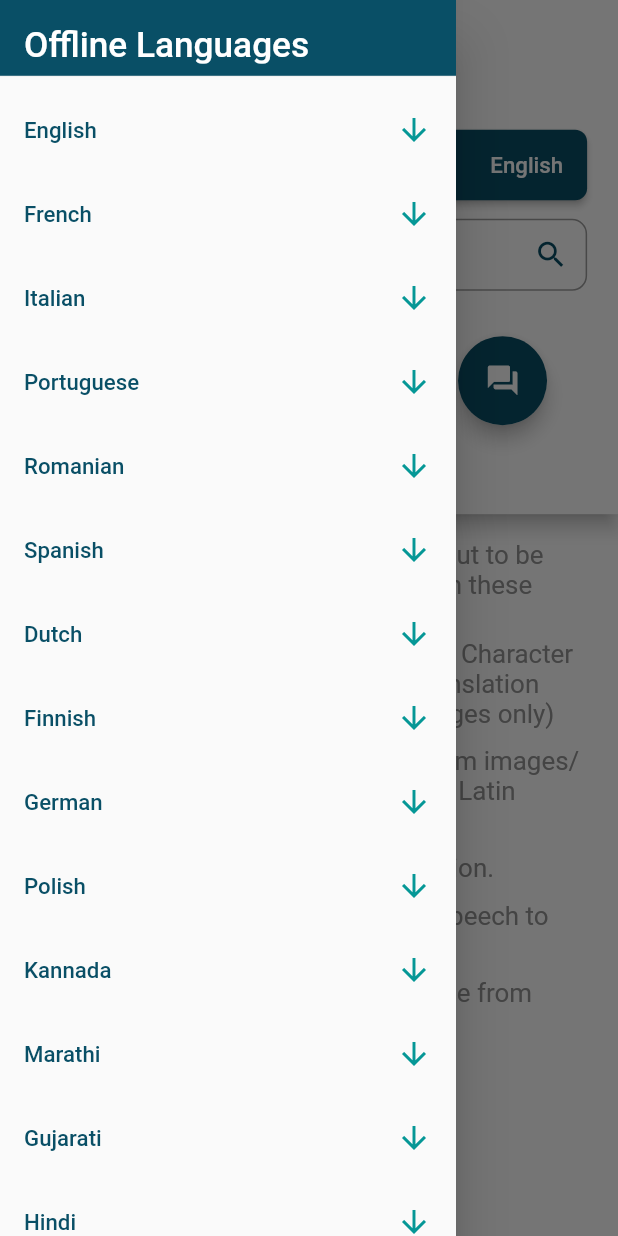
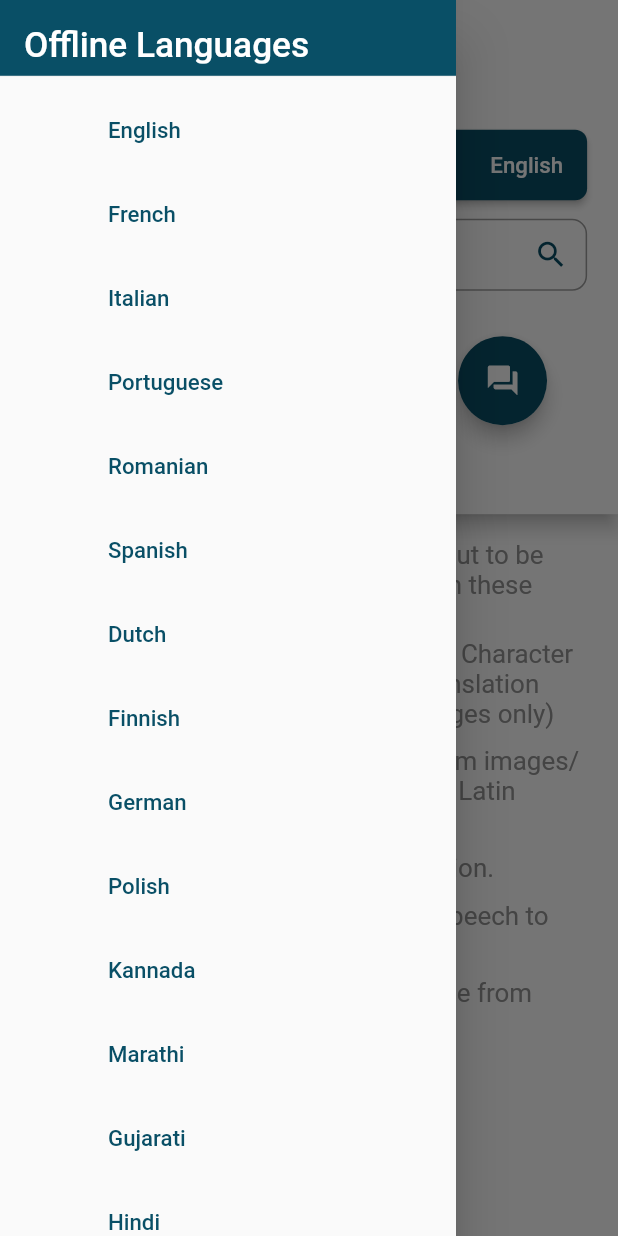
Before and after one commit to pri-avhad/Linguist, a Flutter app: the screen it shows after launch, with the side drawer open, on a phone screen of 412 x 824 dp. Run offline on Flutter 3.47's test engine with Material 2 defaults, Android fonts, the phone set to English and light mode, and no system bars; our stand-ins replace camera, flutter_tts, image_cropper, image_picker, speech_to_text; missing offline and left inert: firebase_ml_vision, firebase_mlkit_language; accounts and stored records are empty.

Commit message:
offline language drawer

```diff
--- a/lib/constants.dart
+++ b/lib/constants.dart
@@ -1,6 +1,5 @@
 import 'package:flutter/cupertino.dart';
 import 'package:flutter/material.dart';
-
 
 const Color appBar = Color(0xFFFFFFFF);
 const Color BgColor = Color(0xFFFFFFFF);
@@ -12,7 +11,6 @@ const Color instructions = Color(0xFF959595);
 const double volume = 1.0;
 const double pitch = 1.0;
 const double rate = 0.8;
-
 
 // name,ocr code,translate code,
 List<List<String>> languageData = [
@@ -34,3 +32,23 @@ List<List<String>> languageData = [
   ['Urdu', 'ur', '0'],
   ['Arabic', 'ar', '0'],
 ];
+
+List<List> offlineLangSet = [
+  ['English', 'en', 'en-US'],
+  ['French', 'fr', 'fr-FR'],
+  ['Italian', 'it', 'it-IT'],
+  ['Portuguese', 'pt', 'pt-PT'], //ToDo check portuguese code
+  ['Romanian', 'ro', 'ro-RO'],
+  ['Spanish', 'es', 'es-ES'],
+  ['Dutch', 'nl', 'nl-NL'],
+  ['Finnish', 'fi', 'fi-FI'],
+  ['German', 'de', 'de-DE'],
+  ['Polish', 'pl', 'pl-PL'],
+  ['Kannada', 'kn', 'kn-IN'],
+  ['Marathi', 'mr', 'mr-IN'],
+  ['Gujarati', 'gu', 'gu-IN'],
+  ['Hindi', 'hi', 'hi-IN'],
+  ['Tamil', 'tm', 'ta-IN'], //ToDo check tamil code
+  ['Urdu', 'ur', 'ur-PK'], //ToDo check urdu code
+  ['Arabic', 'ar', 'ar-SA'],
+];
--- a/lib/screens/main_screen.dart
+++ b/lib/screens/main_screen.dart
@@ -98,97 +98,14 @@ class _MainScreenState extends State<MainScreen> {
         },
         child: Scaffold(
           drawer: new Drawer(
-            child: ListView(
-              children: <Widget>[
-                Container(
-                  height: height*0.071,
-                  child: DrawerHeader(
-
-                    child: Text(
-                        'Offline Languages',
-                    style: TextStyle(
-                        fontSize: height * 0.0285,
-                      color: appBar,
-                    )),
-                    decoration: BoxDecoration(color: blue1),
-
-                  ),
-                ),
-                tile(
-                  language: 'English',
-                  languageCode: 'en',
-                ),
-                tile(
-                  language: 'French',
-                  languageCode: 'fr',
-                ),
-                tile(
-                  language: 'Italian',
-                  languageCode: 'it',
-                ),
-                tile(
-                  language: 'Portuguese',
-                  languageCode: 'pt',
-                ),
-                tile(
-                  language: 'Romanian',
-                  languageCode: 'ro',
-                ),
-                tile(
-                  language: 'Spanish',
-                  languageCode: 'es',
-                ),
-                tile(
-                  language: 'Dutch',
-                  languageCode: 'nl',
-                ),
-                tile(
-                  language: 'Finnish',
-                  languageCode: 'fi',
-                ),
-                tile(
-                  language: 'German',
-                  languageCode: 'de',
-                ),
-                tile(
-                  language: 'Polish',
-                  languageCode: 'pl',
-                ),
-                tile(
-                  language: 'Kannada',
-                  languageCode: 'kn',
-                ),
-                tile(
-                  language: 'Marathi',
-                  languageCode: 'mr',
-                ),
-                tile(
-                  language: 'Gujarati',
-                  languageCode: 'gu',
-                ),
-                tile(
-                  language: 'Hindi',
-                  languageCode: 'hi',
-                ),
-                tile(
-                  language: 'Tamil',
-                  languageCode: 'ta',
-                ),
-                tile(
-                  language: 'Urdu',
-                  languageCode: 'ur',
-                ),
-                tile(
-                  language: 'Arabic',
-                  languageCode: 'ar',
-                ),
-              ],
-            ),
+            child: ListView.builder(
+                itemCount: offlineLangSet.length + 1,
+                itemBuilder: (BuildContext context, int index) =>
+                    offlineLanguageTiles(index)),
           ),
           resizeToAvoidBottomInset: false,
           backgroundColor: Colors.white,
           body: SafeArea(
-
               child: Consumer<CurrentLanguages>(builder: (context, current, _) {
             return ListView(
               scrollDirection: Axis.vertical,
@@ -451,88 +368,6 @@ class _MainScreenState extends State<MainScreen> {
           })),
         ));
   }
-//  Widget rdrawer(){
-//    return Drawer(
-//      child: ListView(
-//        children: <Widget>[
-//          DrawerHeader(
-//
-//            child: Text('Offline Languages'),
-//            decoration: BoxDecoration(color: Colors.blue),
-//
-//          ),
-//          tile(
-//            language: 'English',
-//            languageCode: 'en',
-//          ),
-//          tile(
-//            language: 'French',
-//            languageCode: 'fr',
-//          ),
-//          tile(
-//            language: 'Italian',
-//            languageCode: 'it',
-//          ),
-//          tile(
-//            language: 'Portuguese',
-//            languageCode: 'pt',
-//          ),
-//          tile(
-//            language: 'Romanian',
-//            languageCode: 'ro',
-//          ),
-//          tile(
-//            language: 'Spanish',
-//            languageCode: 'es',
-//          ),
-//          tile(
-//            language: 'Dutch',
-//            languageCode: 'nl',
-//          ),
-//          tile(
-//            language: 'Finnish',
-//            languageCode: 'fi',
-//          ),
-//          tile(
-//            language: 'German',
-//            languageCode: 'de',
-//          ),
-//          tile(
-//            language: 'Polish',
-//            languageCode: 'pl',
-//          ),
-//          tile(
-//            language: 'Kannada',
-//            languageCode: 'kn',
-//          ),
-//          tile(
-//            language: 'Marathi',
-//            languageCode: 'mr',
-//          ),
-//          tile(
-//            language: 'Gujarati',
-//            languageCode: 'gu',
-//          ),
-//          tile(
-//            language: 'Hindi',
-//            languageCode: 'hi',
-//          ),
-//          tile(
-//            language: 'Tamil',
-//            languageCode: 'ta',
-//          ),
-//          tile(
-//            language: 'Urdu',
-//            languageCode: 'ur',
-//          ),
-//          tile(
-//            language: 'Arabic',
-//            languageCode: 'ar',
-//          ),
-//        ],
-//      ),
-//    );
-//  }
 
   Widget points(String text) {
     return Padding(
@@ -561,4 +396,141 @@ class _MainScreenState extends State<MainScreen> {
       ),
     );
   }
+
+  Widget offlineLanguageTiles(int index) {
+    double width = MediaQuery.of(context).size.width;
+    double height = MediaQuery.of(context).size.height;
+    if (index == 0) {
+      return Container(
+        height: height * 0.071,
+        child: DrawerHeader(
+          child: Text('Offline Languages',
+              style: TextStyle(
+                fontSize: height * 0.0285,
+                color: appBar,
+              )),
+          decoration: BoxDecoration(color: blue1),
+        ),
+      );
+    } else {
+      return tile(
+        language: offlineLangSet[index - 1][0],
+        languageCode: offlineLangSet[index - 1][1],
+        bcp47: offlineLangSet[index - 1][2],
+      );
+    }
+  }
 }
+
+//    List<Widget> temp = List(offlineLangSet.length);
+//    for (int i = 0; i < offlineLangSet.length; i++) {
+//      if (flag == 0) {
+//        temp[i] = Container(
+//          height: height * 0.071,
+//          child: DrawerHeader(
+//            child: Text('Offline Languages',
+//                style: TextStyle(
+//                  fontSize: height * 0.0285,
+//                  color: appBar,
+//                )),
+//            decoration: BoxDecoration(color: blue1),
+//          ),
+//        );
+//        flag = 1;
+//      } else {
+//        temp[i] = tile(
+//          language: offlineLangSet[i - 1][0],
+//          languageCode: offlineLangSet[i - 1][1],
+//          bcp47: offlineLangSet[i - 1][2],
+//        );
+//      }
+//    }
+//  }
+//}
+
+//ListView(
+//              children: <Widget>[
+//                Container(
+//                  height: height*0.071,
+//                  child: DrawerHeader(
+//
+//                    child: Text(
+//                        'Offline Languages',
+//                    style: TextStyle(
+//                        fontSize: height * 0.0285,
+//                      color: appBar,
+//                    )),
+//                    decoration: BoxDecoration(color: blue1),
+//
+//                  ),
+//                ),
+//                tile(
+//                  language: 'English',
+//                  languageCode: 'en',
+//                ),
+//                tile(
+//                  language: 'French',
+//                  languageCode: 'fr',
+//                ),
+//                tile(
+//                  language: 'Italian',
+//                  languageCode: 'it',
+//                ),
+//                tile(
+//                  language: 'Portuguese',
+//                  languageCode: 'pt',
+//                ),
+//                tile(
+//                  language: 'Romanian',
+//                  languageCode: 'ro',
+//                ),
+//                tile(
+//                  language: 'Spanish',
+//                  languageCode: 'es',
+//                ),
+//                tile(
+//                  language: 'Dutch',
+//                  languageCode: 'nl',
+//                ),
+//                tile(
+//                  language: 'Finnish',
+//                  languageCode: 'fi',
+//                ),
+//                tile(
+//                  language: 'German',
+//                  languageCode: 'de',
+//                ),
+//                tile(
+//                  language: 'Polish',
+//                  languageCode: 'pl',
+//                ),
+//                tile(
+//                  language: 'Kannada',
+//                  languageCode: 'kn',
+//                ),
+//                tile(
+//                  language: 'Marathi',
+//                  languageCode: 'mr',
+//                ),
+//                tile(
+//                  language: 'Gujarati',
+//                  languageCode: 'gu',
+//                ),
+//                tile(
+//                  language: 'Hindi',
+//                  languageCode: 'hi',
+//                ),
+//                tile(
+//                  language: 'Tamil',
+//                  languageCode: 'ta',
+//                ),
+//                tile(
+//                  language: 'Urdu',
+//                  languageCode: 'ur',
+//                ),
+//                tile(
+//                  language: 'Arabic',
+//                  languageCode: 'ar',
+//                ),
+//              ],
+//            ),
--- a/lib/tile.dart
+++ b/lib/tile.dart
@@ -5,34 +5,24 @@ import 'package:firebase_mlkit_language/firebase_mlkit_language.dart';
 
 import 'constants.dart';
 
-
 class tile extends StatefulWidget {
   final String language;
   final String languageCode;
-  tile({@required this.language, @required this.languageCode});
+  final String bcp47;
+  tile(
+      {@required this.language,
+      @required this.languageCode,
+      @required this.bcp47});
 
   @override
   _tileState createState() => new _tileState();
 }
 
 class _tileState extends State<tile> {
-
-
   final ModelManager modelManager = FirebaseLanguage.instance.modelManager();
   int _state = 1;
   bool downloadState = false;
   String currentStatus;
-
-  Future<void> checkStatus(String langCode) async {
-    List<String> downloadedList = await modelManager.viewModels();
-    print(downloadedList);
-    for (int i = 0; i < downloadedList.length; i++) {
-      if (downloadedList[i] == langCode) {
-        downloadState = true;
-        break;
-      }
-    }
-  }
 
   Widget trail_icon() {
     if (_state == 0) {
@@ -40,10 +30,13 @@ class _tileState extends State<tile> {
         valueColor: AlwaysStoppedAnimation<Color>(input),
       );
     } else if (_state == 1) {
-      return Icon(
-        Icons.arrow_downward,
-        color: input,
+      return SizedBox(
+        width: 5.0,
       );
+//        Icon(
+//        Icons.arrow_downward,
+//        color: input,
+//      );
     } else if (_state == 2) {
       return Icon(
         Icons.delete,
@@ -52,28 +45,31 @@ class _tileState extends State<tile> {
     }
   }
 
-  @override
-  void initState() {
-    // TODO: implement initState
-    super.initState();
-    checkStatus(widget.languageCode);
+  Widget lead_icon() {
+    if (_state == 2) {
+      return Icon(
+        Icons.check,
+        color: instructions,
+      );
+    } else {
+      return SizedBox(
+        width: 5.0,
+      );
+    }
   }
 
   @override
   Widget build(BuildContext context) {
     double height = MediaQuery.of(context).size.height;
+
     return ListTile(
-        title: Text(
-          widget.language,
-          style: downloadState ? TextStyle(
+      title: Text(widget.language,
+          style: downloadState
+              ? TextStyle(
                   fontSize: height * 0.018,
                   color: instructions,
-          ) : TextStyle(
-              fontSize: height * 0.018,
-              color: blue1
                 )
-        ),
-        //trailing: Icon(Icons.arrow_downward),
+              : TextStyle(fontSize: height * 0.018, color: blue1)),
       onTap: () async {
         if (_state == 1 || _state == 2) {
           setState(() {
@@ -81,8 +77,7 @@ class _tileState extends State<tile> {
           });
         }
         if (downloadState == false) {
-            currentStatus =
-            await modelManager.downloadModel(widget.languageCode);
+          currentStatus = await modelManager.downloadModel(widget.languageCode);
           print('downloading ... $currentStatus');
           setState(() {
             _state = 2;
@@ -97,6 +92,8 @@ class _tileState extends State<tile> {
           });
         }
       },
-        trailing: trail_icon());
+      trailing: trail_icon(),
+      leading: lead_icon(),
+    );
   }
 }
```
Lines whose indentation alone changed are shown as unchanged.
